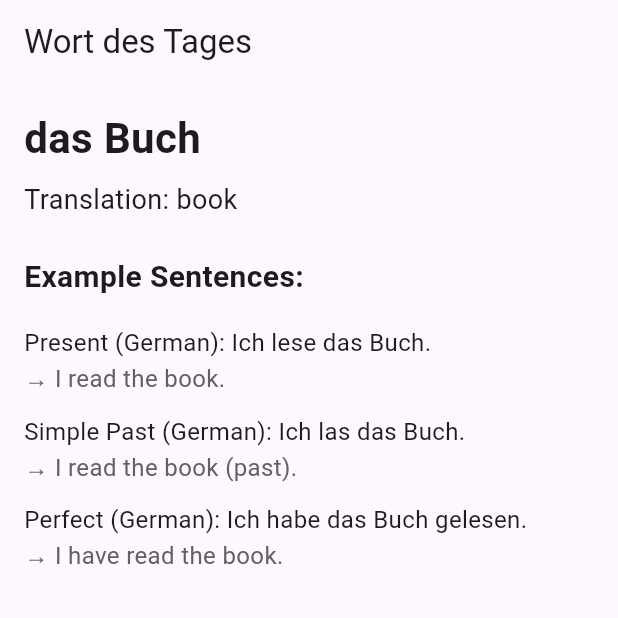
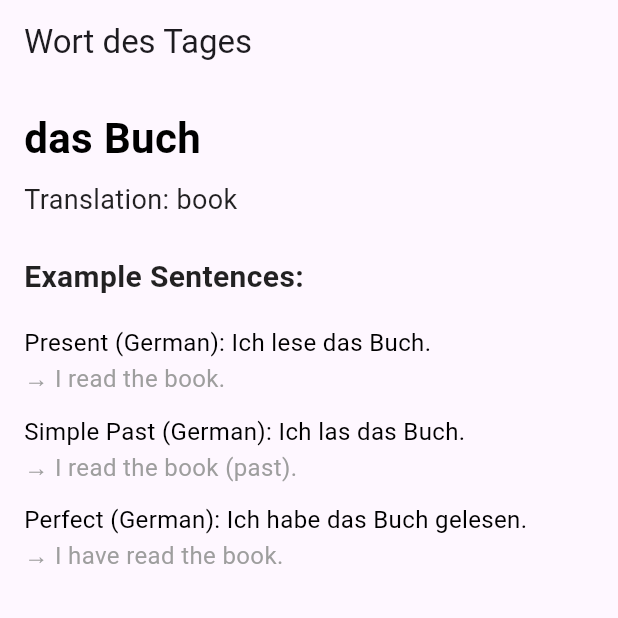
Before and after one commit to natedotdev/levelup, a Flutter app: the screen it shows after launch, on a phone screen of 412 x 824 dp, the top half of it. Run offline on Flutter 3.47's test engine with Material 3 defaults, Android fonts, the phone set to English and light mode, and no system bars.

Commit message:
Created theme/app_text_styles.dart to manage style of main

```diff
--- a/lib/main.dart
+++ b/lib/main.dart
@@ -1,5 +1,6 @@
 import 'package:flutter/material.dart';
 import 'data/word_list.dart'; // Importing wordfile dart list
+import 'package:levelup/theme/app_text_styles.dart';
 
 void main() {
   runApp(LevelUpApp());
@@ -13,9 +14,7 @@ class LevelUpApp extends StatelessWidget {
   Widget build(BuildContext context) {
     return MaterialApp(
       title: 'LevelUp',
-      theme: ThemeData(
-        primarySwatch: Colors.blue,
-      ),
+      theme: ThemeData(primarySwatch: Colors.blue),
       home: WordScreen(),
       debugShowCheckedModeBanner: false,
     );
@@ -28,27 +27,36 @@ class WordScreen extends StatelessWidget {
 
   @override
   Widget build(BuildContext context) {
-    final word = wordList[0]; // Use the first word for now
-    print('Building WordScreen with word: ${word.word}'); // debug print
+    final word = wordList[0]; // Just showing first word for now
+
+    // Debug print (safe to leave during development)
+    // ignore: avoid_print
+    print('Building WordScreen with word: ${word.word}');
 
     return Scaffold(
       appBar: AppBar(
-        title: Text('Wort des Tages'), // Word of the Day
+        title: const Text('Wort des Tages'),
       ),
-      body: SingleChildScrollView(
+      body: Padding(
         padding: const EdgeInsets.all(16.0),
         child: Column(
           crossAxisAlignment: CrossAxisAlignment.start,
           children: [
             Text(
               '${word.article} ${word.word}',
-              style: TextStyle(fontSize: 28, fontWeight: FontWeight.bold),
+              style: AppTextStyles.title,
             ),
-            SizedBox(height: 8),
-            Text('Translation: ${word.meaning}', style: TextStyle(fontSize: 18)),
-            SizedBox(height: 24),
-            Text('Example Sentences:', style: TextStyle(fontSize: 20, fontWeight: FontWeight.w600)),
-            SizedBox(height: 12),
+            const SizedBox(height: 8),
+            Text(
+              'Translation: ${word.meaning}',
+              style: AppTextStyles.translation,
+            ),
+            const SizedBox(height: 24),
+            Text(
+              'Example Sentences:',
+              style: AppTextStyles.subtitle,
+            ),
+            const SizedBox(height: 12),
             SentenceItem(
               label: 'Present',
               german: word.examples['Present'] ?? 'No example available',
@@ -71,14 +79,14 @@ class WordScreen extends StatelessWidget {
   }
 }
 
-
 // Reusable widget for example sentences
 class SentenceItem extends StatelessWidget {
   final String label;
   final String german;
   final String english;
 
-  const SentenceItem({super.key,
+  const SentenceItem({
+    super.key,
     required this.label,
     required this.german,
     required this.english,
@@ -91,8 +99,14 @@ class SentenceItem extends StatelessWidget {
       child: Column(
         crossAxisAlignment: CrossAxisAlignment.start,
         children: [
-          Text('$label (German): $german', style: TextStyle(fontSize: 16)),
-          Text('→ $english', style: TextStyle(fontSize: 16, color: Colors.grey[700])),
+          Text(
+            '$label (German): $german',
+            style: AppTextStyles.exampleGerman,
+          ),
+          Text(
+            '→ $english',
+            style: AppTextStyles.exampleEnglish,
+          ),
         ],
       ),
     );
--- /dev/null
+++ b/lib/theme/app_text_styles.dart
@@ -0,0 +1,30 @@
+import 'package:flutter/material.dart';
+
+class AppTextStyles {
+  static const title = TextStyle(
+    fontSize: 28,
+    fontWeight: FontWeight.bold,
+    color: Colors.black,
+  );
+
+  static const translation = TextStyle(
+    fontSize: 18,
+    color: Colors.black87,
+  );
+
+  static const subtitle = TextStyle(
+    fontSize: 20,
+    fontWeight: FontWeight.w600,
+    color: Colors.black87,
+  );
+
+  static const exampleGerman = TextStyle(
+    fontSize: 16,
+    color: Colors.black,
+  );
+
+  static const exampleEnglish = TextStyle(
+    fontSize: 16,
+    color: Colors.grey,
+  );
+}
```
